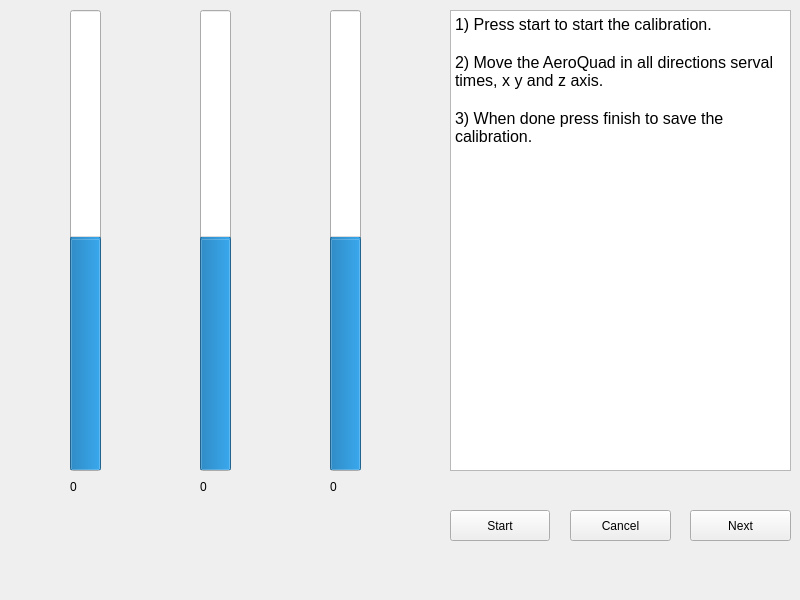
Qt form ui/subpanel/magnetometercalibration/MagnetometerCalibrationPanel.ui (AeroQuad/AeroQuadConfiguratorPyQt) before a commit.
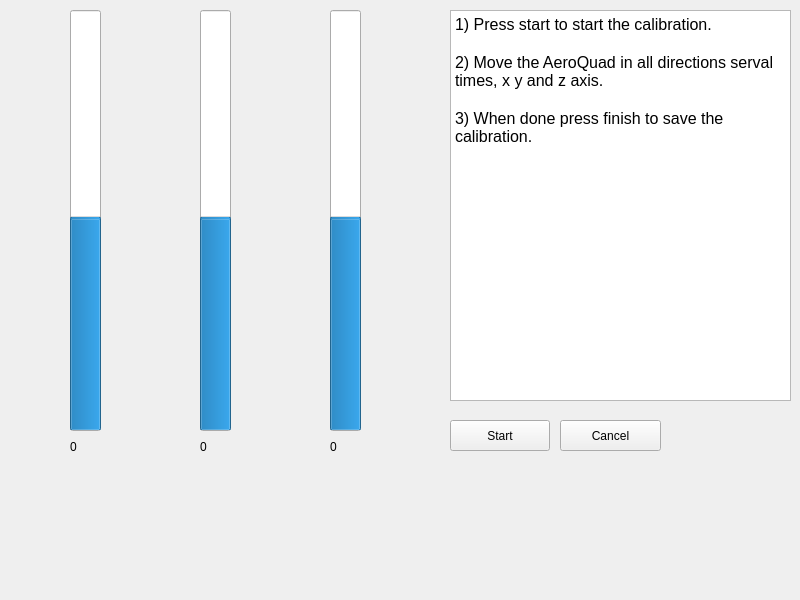
The same form after that commit.

```diff
--- a/ui/subpanel/magnetometercalibration/MagnetometerCalibrationPanel.ui
+++ b/ui/subpanel/magnetometercalibration/MagnetometerCalibrationPanel.ui
@@ -17,7 +17,7 @@
    <property name="geometry">
     <rect>
      <x>450</x>
-     <y>510</y>
+     <y>420</y>
      <width>100</width>
      <height>31</height>
     </rect>
@@ -29,8 +29,8 @@
   <widget class="QPushButton" name="cancel">
    <property name="geometry">
     <rect>
-     <x>570</x>
-     <y>510</y>
+     <x>560</x>
+     <y>420</y>
      <width>101</width>
      <height>31</height>
     </rect>
@@ -39,26 +39,13 @@
     <string>Cancel</string>
    </property>
   </widget>
-  <widget class="QPushButton" name="next">
-   <property name="geometry">
-    <rect>
-     <x>690</x>
-     <y>510</y>
-     <width>101</width>
-     <height>31</height>
-    </rect>
-   </property>
-   <property name="text">
-    <string>Next</string>
-   </property>
-  </widget>
-  <widget class="QTextBrowser" name="commLog">
+  <widget class="QTextBrowser" name="information_box">
    <property name="geometry">
     <rect>
      <x>450</x>
      <y>10</y>
      <width>341</width>
-     <height>461</height>
+     <height>391</height>
     </rect>
    </property>
    <property name="frameShadow">
@@ -82,7 +69,7 @@
      <x>70</x>
      <y>10</y>
      <width>31</width>
-     <height>461</height>
+     <height>421</height>
     </rect>
    </property>
    <property name="minimum">
@@ -119,7 +106,7 @@
      <x>200</x>
      <y>10</y>
      <width>31</width>
-     <height>461</height>
+     <height>421</height>
     </rect>
    </property>
    <property name="minimum">
@@ -156,7 +143,7 @@
      <x>330</x>
      <y>10</y>
      <width>31</width>
-     <height>461</height>
+     <height>421</height>
     </rect>
    </property>
    <property name="minimum">
@@ -191,7 +178,7 @@
    <property name="geometry">
     <rect>
      <x>70</x>
-     <y>480</y>
+     <y>440</y>
      <width>46</width>
      <height>13</height>
     </rect>
@@ -207,7 +194,7 @@
    <property name="geometry">
     <rect>
      <x>200</x>
-     <y>480</y>
+     <y>440</y>
      <width>46</width>
      <height>13</height>
     </rect>
@@ -223,7 +210,7 @@
    <property name="geometry">
     <rect>
      <x>330</x>
-     <y>480</y>
+     <y>440</y>
      <width>46</width>
      <height>13</height>
     </rect>
```
Left out of the diff: 4 changed lines with no effect on the pictures.
